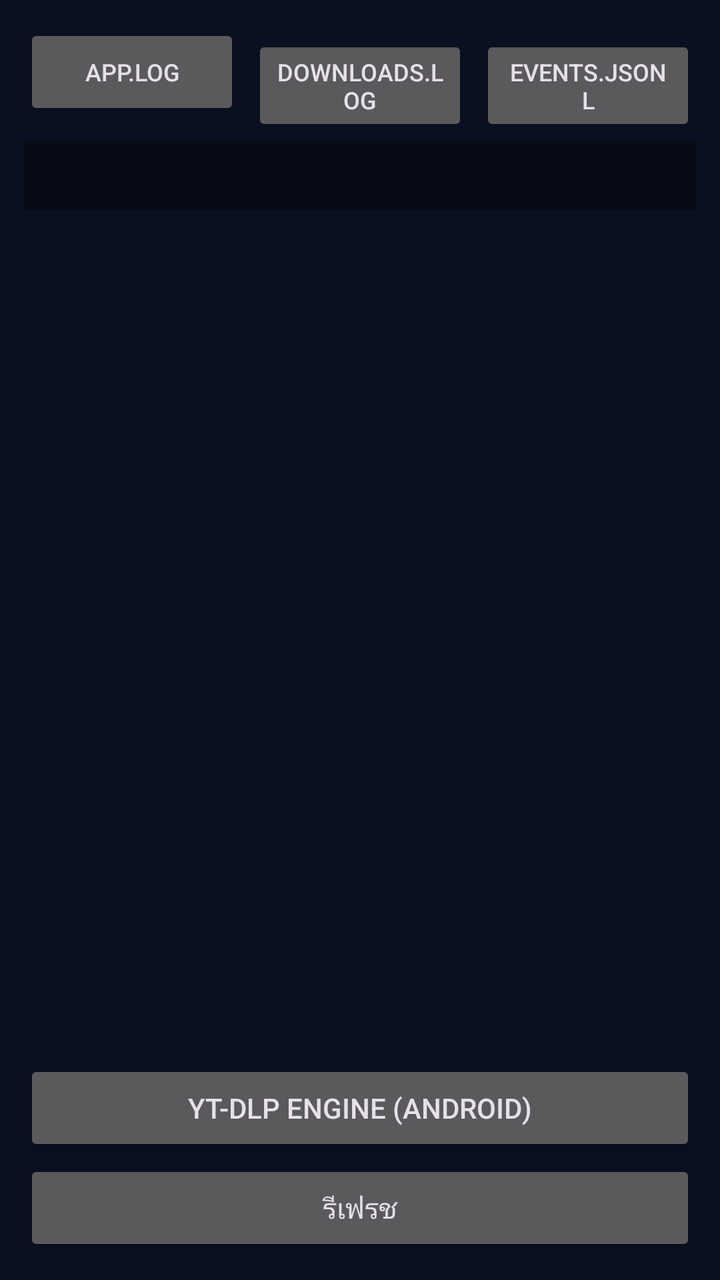
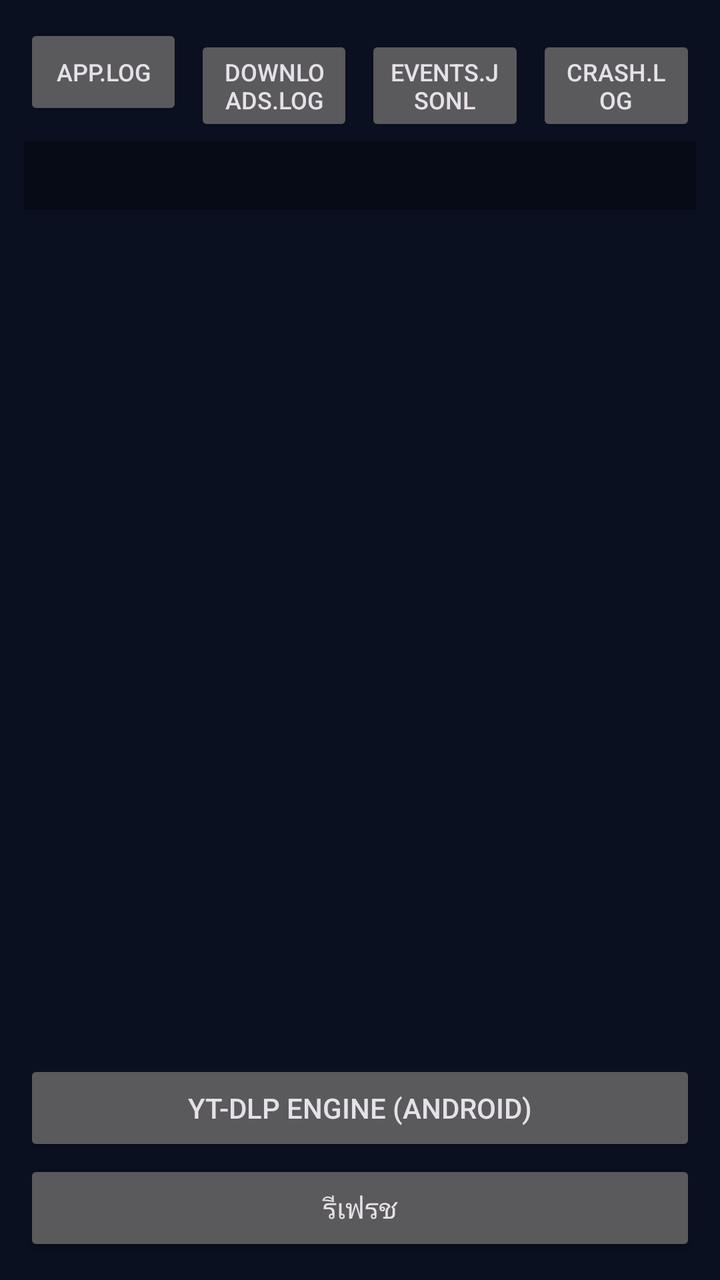

An Android layout rendered at two revisions. The XML below is the earlier revision; the diff shows what the commit changed to produce the second picture.
<!-- AndroidManifest.xml: application theme Theme.VDOGrabber -->
<!-- res/layout/activity_logs.xml -->
<?xml version="1.0" encoding="utf-8"?>
<LinearLayout xmlns:android="http://schemas.android.com/apk/res/android"
    android:layout_width="match_parent"
    android:layout_height="match_parent"
    android:orientation="vertical"
    android:background="#0B1020"
    android:padding="12dp">

    <LinearLayout
        android:layout_width="match_parent"
        android:layout_height="wrap_content"
        android:orientation="horizontal">

        <Button
            android:id="@+id/tabApp"
            android:layout_width="0dp"
            android:layout_height="wrap_content"
            android:layout_weight="1"
            android:layout_marginEnd="6dp"
            android:textSize="12sp"
            android:text="app.log" />

        <Button
            android:id="@+id/tabDl"
            android:layout_width="0dp"
            android:layout_height="wrap_content"
            android:layout_weight="1"
            android:layout_marginEnd="6dp"
            android:textSize="12sp"
            android:text="downloads.log" />

        <Button
            android:id="@+id/tabEv"
            android:layout_width="0dp"
            android:layout_height="wrap_content"
            android:layout_weight="1"
            android:textSize="12sp"
            android:text="events.jsonl" />
    </LinearLayout>

    <ScrollView
        android:layout_width="match_parent"
        android:layout_height="0dp"
        android:layout_weight="1"
        android:layout_marginTop="8dp">

        <TextView
            android:id="@+id/logBox"
            android:layout_width="match_parent"
            android:layout_height="wrap_content"
            android:fontFamily="monospace"
            android:textSize="11sp"
            android:textColor="#B7C4DE"
            android:padding="10dp"
            android:background="#070B16"
            android:textIsSelectable="true" />
    </ScrollView>

    <Button
        android:id="@+id/btnEngine"
        android:layout_width="match_parent"
        android:layout_height="wrap_content"
        android:layout_marginTop="6dp"
        android:text="@string/engine_title" />

    <Button
        android:id="@+id/btnRefresh"
        android:layout_width="match_parent"
        android:layout_height="wrap_content"
        android:layout_marginTop="2dp"
        android:text="@string/refresh" />
</LinearLayout>
<!-- resources referenced by this layout -->
<resources>
  <string name="engine_title">yt-dlp engine (Android)</string>
  <string name="refresh">รีเฟรช</string>
  <style name="Theme.VDOGrabber" parent="Theme.Material3.Dark.NoActionBar">
          <item name="colorPrimary">@color/accent</item>
          <item name="colorSecondary">@color/accent2</item>
          <item name="android:windowBackground">@color/bg</item>
          <item name="android:statusBarColor">@color/surface</item>
          <item name="android:navigationBarColor">@color/surface</item>
      </style>
  <color name="accent">#FF5F6D</color>
  <color name="accent2">#FFC371</color>
  <color name="bg">#0B1020</color>
  <color name="surface">#101830</color>
</resources>

<!-- the commit's change to res/layout/activity_logs.xml (unified diff, before → after) -->
@@ -34,8 +34,17 @@
             android:layout_width="0dp"
             android:layout_height="wrap_content"
             android:layout_weight="1"
+            android:layout_marginEnd="6dp"
             android:textSize="12sp"
             android:text="events.jsonl" />
+
+        <Button
+            android:id="@+id/tabCrash"
+            android:layout_width="0dp"
+            android:layout_height="wrap_content"
+            android:layout_weight="1"
+            android:textSize="12sp"
+            android:text="crash.log" />
     </LinearLayout>
 
     <ScrollView
